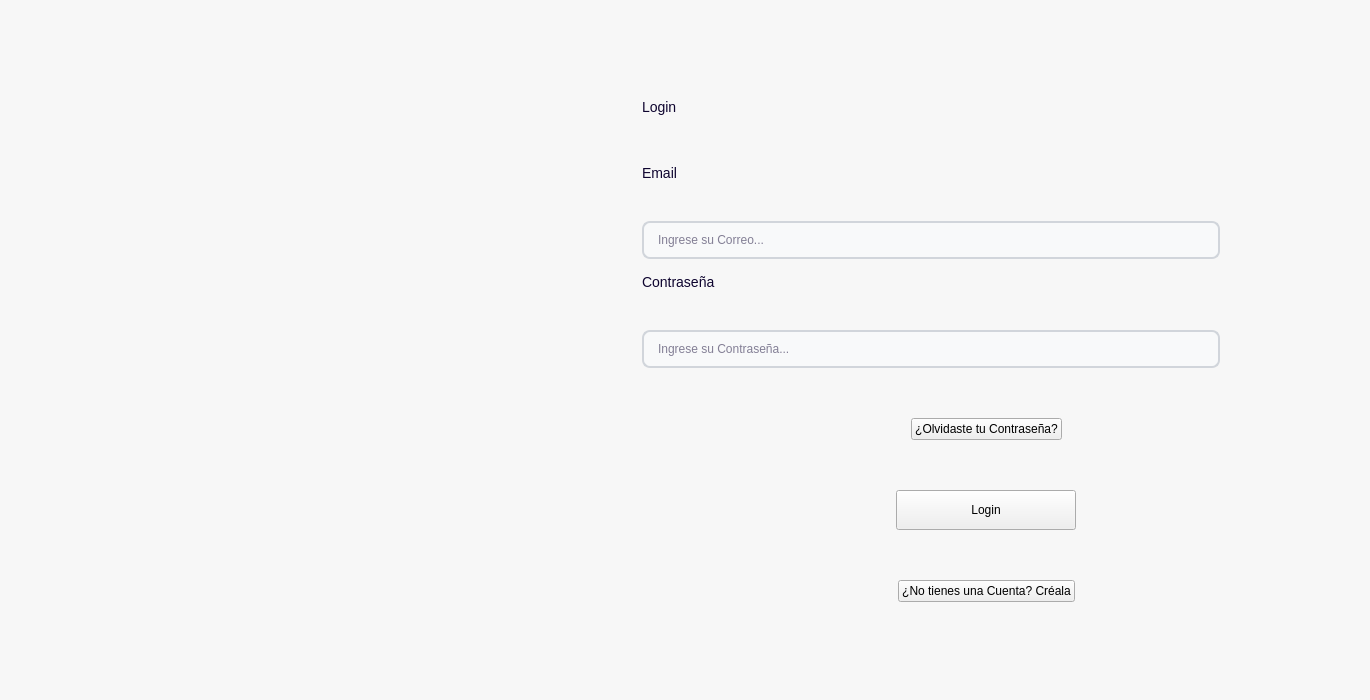
First picture: the form in app/ui/login/loginU.ui, repository Brando-1510/Proyecto-Integrador-2.0, before the edit.
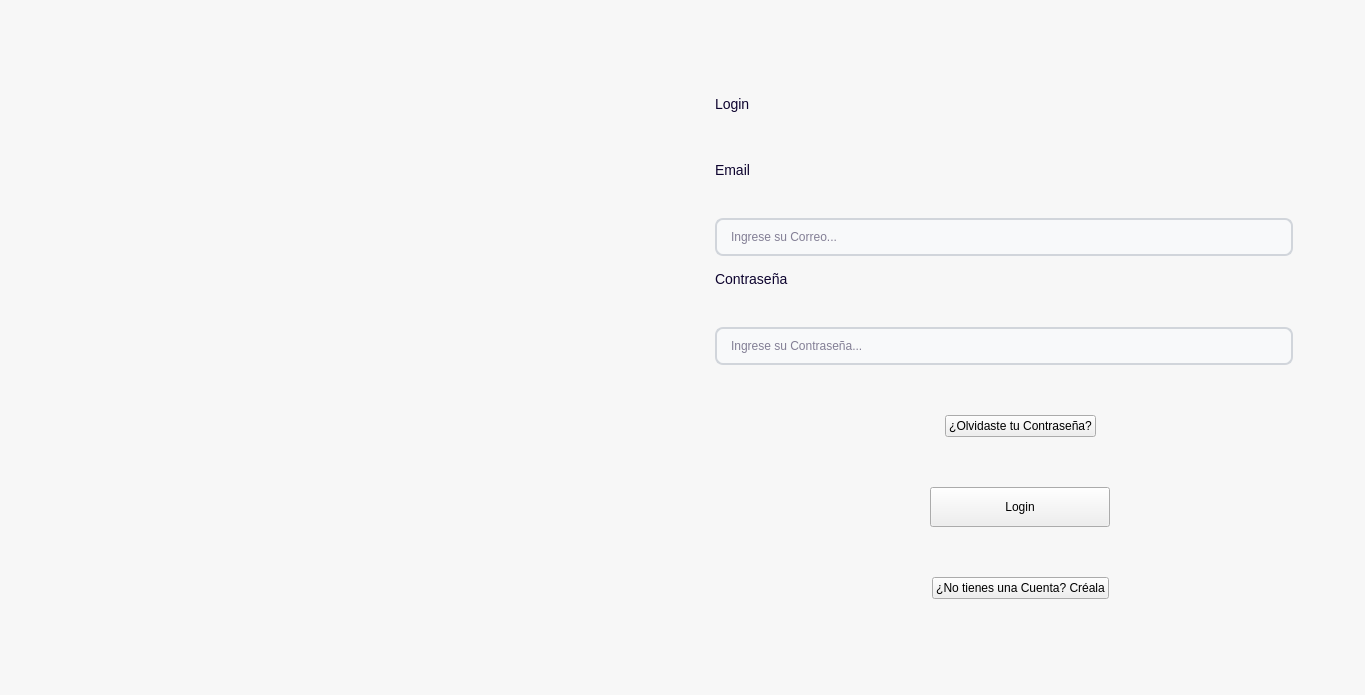
Second picture: the form after the edit. Icons and pictures are not drawn.

The edit to the form file:
```diff
--- a/app/ui/login/loginU.ui
+++ b/app/ui/login/loginU.ui
@@ -6,8 +6,8 @@
    <rect>
     <x>0</x>
     <y>0</y>
-    <width>1370</width>
-    <height>700</height>
+    <width>1365</width>
+    <height>695</height>
    </rect>
   </property>
   <property name="minimumSize">
@@ -193,9 +193,17 @@
     border-radius: 20px;
 }</string>
   </property>
-  <layout class="QHBoxLayout" name="horizontalLayout" stretch="4,5">
+  <layout class="QHBoxLayout" name="horizontalLayout_3">
+   <item>
+    <layout class="QHBoxLayout" name="horizontalLayout" stretch="1,1">
    <item>
     <widget class="QWidget" name="rightSide" native="true">
+       <property name="minimumSize">
+        <size>
+         <width>450</width>
+         <height>0</height>
+        </size>
+       </property>
      <layout class="QVBoxLayout" name="verticalLayout">
       <item>
        <widget class="QLabel" name="label">
@@ -219,6 +227,18 @@
    </item>
    <item>
     <widget class="QWidget" name="leftSide" native="true">
+       <property name="sizePolicy">
+        <sizepolicy hsizetype="MinimumExpanding" vsizetype="Preferred">
+         <horstretch>0</horstretch>
+         <verstretch>0</verstretch>
+        </sizepolicy>
+       </property>
+       <property name="minimumSize">
+        <size>
+         <width>450</width>
+         <height>0</height>
+        </size>
+       </property>
      <layout class="QVBoxLayout" name="verticalLayout_2">
       <item>
        <layout class="QVBoxLayout" name="loginLayout">
@@ -518,6 +538,8 @@
       </item>
      </layout>
     </widget>
+     </item>
+    </layout>
    </item>
   </layout>
  </widget>
```
Lines whose indentation alone changed are shown as unchanged.
